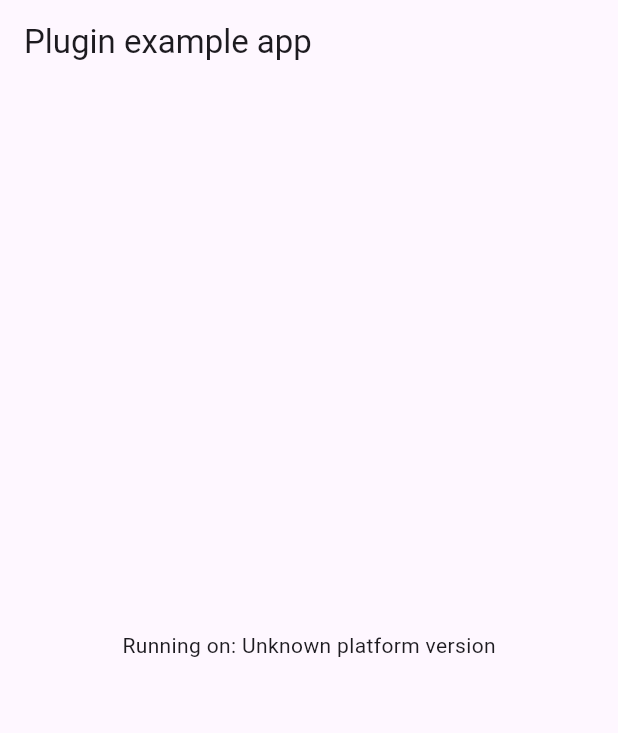
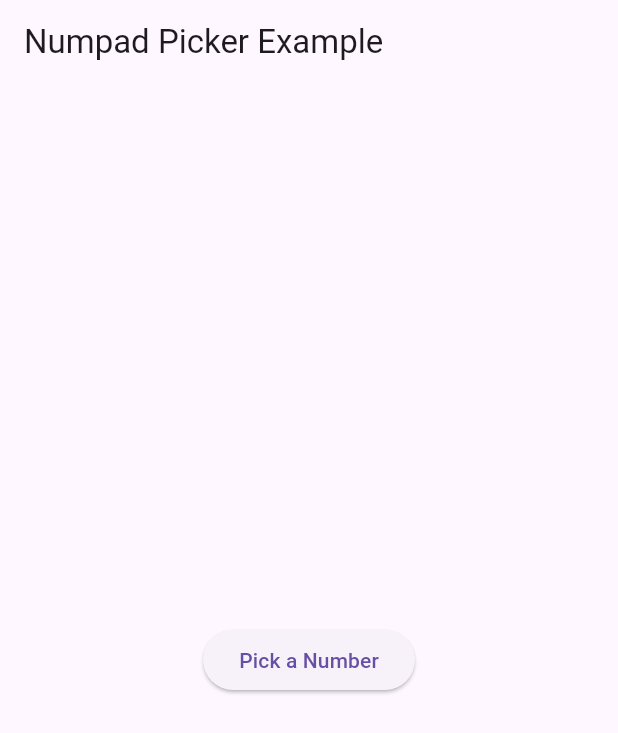
Before and after one commit to shinriyo/show_numpad_picker, a Flutter app: the screen it shows after launch, on a phone screen of 412 x 824 dp. Shown: the top 733 px of the screen. Run offline on Flutter 3.47's test engine with Material 3 defaults, Android fonts, the phone set to English and light mode, and no system bars; our stand-ins replace plugin_platform_interface.

Commit message:
fix sample

```diff
--- a/example/lib/main.dart
+++ b/example/lib/main.dart
@@ -1,63 +1,42 @@
 import 'package:flutter/material.dart';
-import 'dart:async';
-
-import 'package:flutter/services.dart';
 import 'package:show_numpad_picker/show_numpad_picker.dart';
 
 void main() {
-  runApp(const MyApp());
+  runApp(MyApp());
 }
 
-class MyApp extends StatefulWidget {
-  const MyApp({super.key});
-
+class MyApp extends StatelessWidget {
   @override
-  State<MyApp> createState() => _MyAppState();
+  Widget build(BuildContext context) {
+    return const MaterialApp(
+      title: 'summand Picker Example',
+      home: MyHomePage(),
+    );
+  }
 }
 
-class _MyAppState extends State<MyApp> {
-  String _platformVersion = 'Unknown';
-  final _showNumpadPickerPlugin = ShowNumpadPicker();
-
-  @override
-  void initState() {
-    super.initState();
-    initPlatformState();
-  }
-
-  // Platform messages are asynchronous, so we initialize in an async method.
-  Future<void> initPlatformState() async {
-    String platformVersion;
-    // Platform messages may fail, so we use a try/catch PlatformException.
-    // We also handle the message potentially returning null.
-    try {
-      platformVersion =
-          await _showNumpadPickerPlugin.getPlatformVersion() ?? 'Unknown platform version';
-    } on PlatformException {
-      platformVersion = 'Failed to get platform version.';
-    }
-
-    // If the widget was removed from the tree while the asynchronous platform
-    // message was in flight, we want to discard the reply rather than calling
-    // setState to update our non-existent appearance.
-    if (!mounted) return;
-
-    setState(() {
-      _platformVersion = platformVersion;
-    });
-  }
+class MyHomePage extends StatelessWidget {
+  const MyHomePage({super.key});
 
   @override
   Widget build(BuildContext context) {
-    return MaterialApp(
-      home: Scaffold(
-        appBar: AppBar(
-          title: const Text('Plugin example app'),
-        ),
-        body: Center(
-          child: Text('Running on: $_platformVersion\n'),
+    return Scaffold(
+      appBar: AppBar(title: const Text('Numpad Picker Example')),
+      body: Center(
+        child: ElevatedButton(
+          onPressed: () => _pickNumber(context),
+          child: const Text('Pick a Number'),
         ),
       ),
     );
   }
+
+  void _pickNumber(BuildContext context) async {
+    final result = await showNumpadPicker(context, length: 4);
+    if (result != null) {
+      ScaffoldMessenger.of(context).showSnackBar(
+        SnackBar(content: Text("Selected number: $result")),
+      );
+    }
+  }
 }
```
Also changed, not shown: lib/show_numpad_picker.dart (+36 -35 lines).
